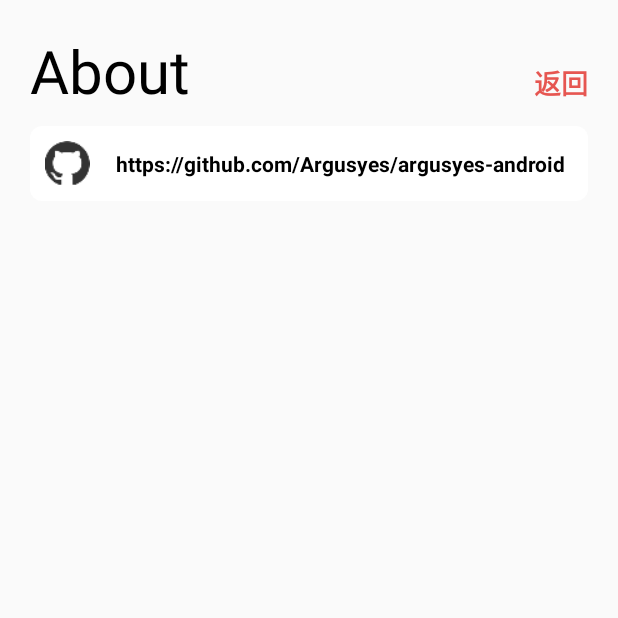
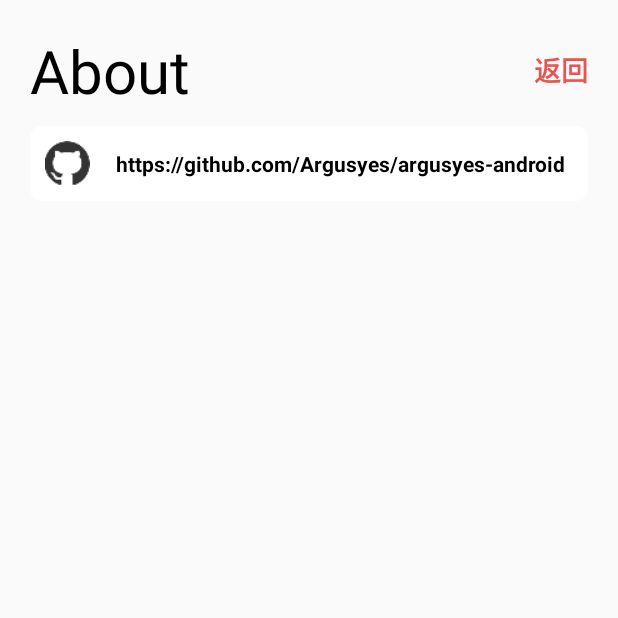
Before and after one commit to Argusyes/argusyes-android, an Android app: the fragment SettingAboutFragment shown on its own in the app's theme, on a phone screen of 412 x 824 dp, the top half of it. Run offline under Robolectric (Android 15) with nearby library versions, the phone set to English and light mode, and no system bars.

Commit message:
about ui

```diff
--- a/app/src/main/res/layout/fragment_setting_about.xml
+++ b/app/src/main/res/layout/fragment_setting_about.xml
@@ -27,7 +27,8 @@
             android:id="@+id/setting_about_title_button"
             android:layout_width="wrap_content"
             android:layout_height="wrap_content"
-            android:textAlignment="textEnd"
+            android:layout_gravity="center"
+            android:gravity="center_vertical|end"
             android:background="@color/trans"
             android:text="@string/back"
             android:theme="@style/myPrimaryText" />
```
